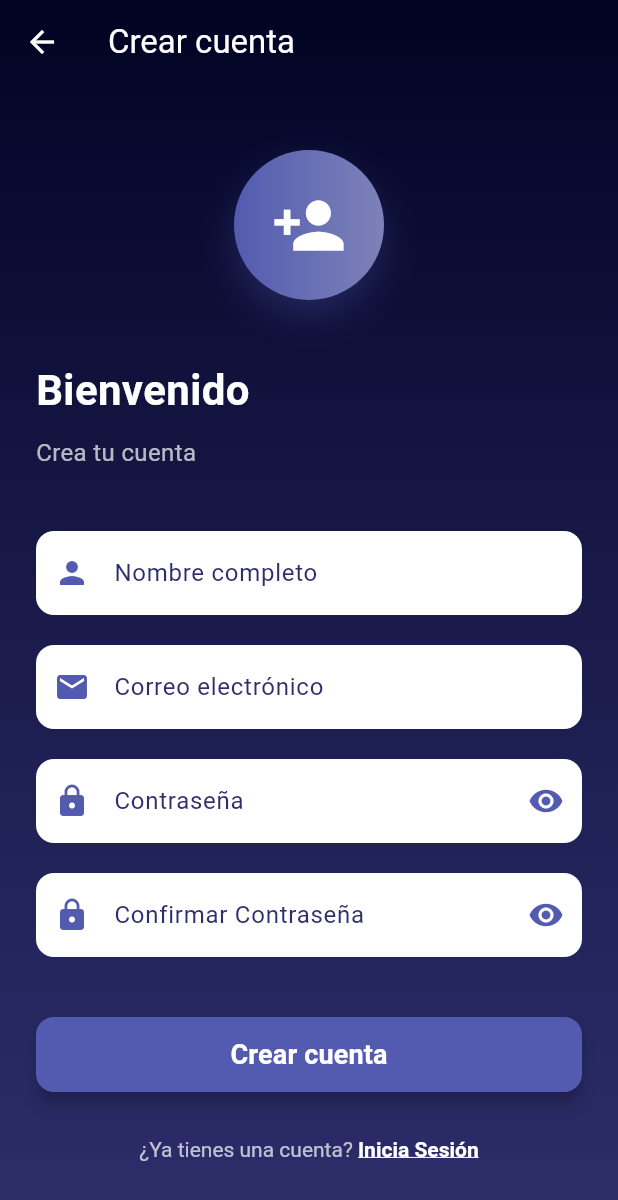
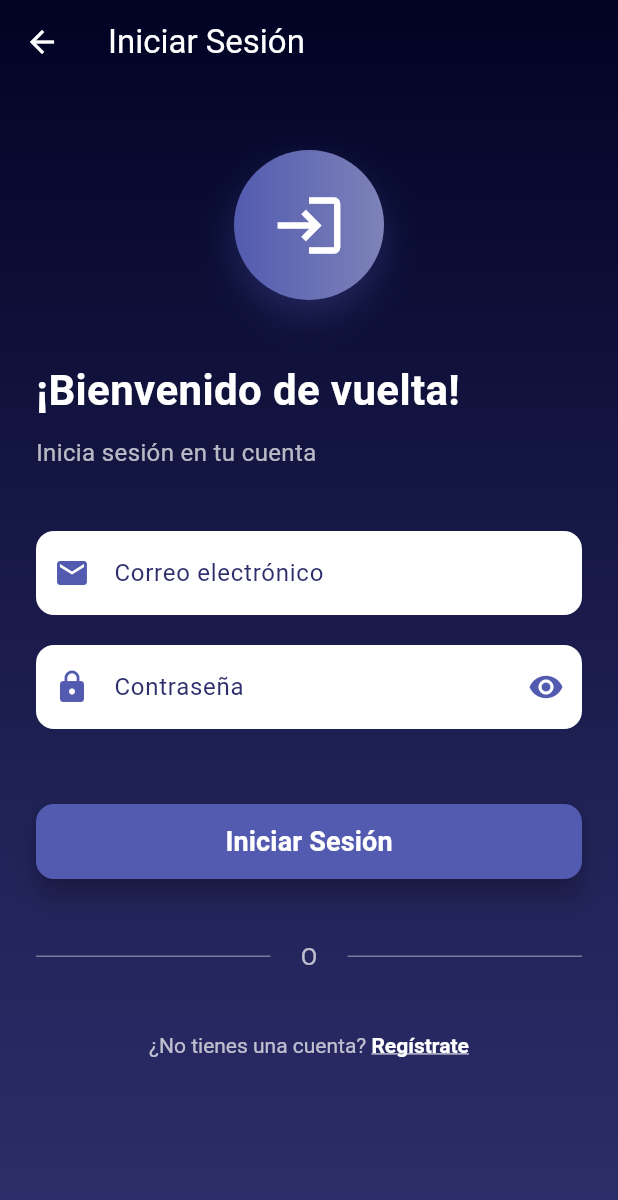
Before and after one commit to Otrebor280971/Nexo, a Flutter app: the screen it shows after launch, after a tap on "Soy Padre/Madre", on a phone screen of 412 x 824 dp. Shown: the top 1200 px of the screen. Run offline on Flutter 3.47's test engine with Material 3 defaults, Android fonts, the phone set to English and light mode, and no system bars; missing offline and left inert: bcrypt.

Commit message:
login y orden de inicio de sesion o registro

```diff
--- /dev/null
+++ b/lib/login.dart
@@ -0,0 +1,385 @@
+// parent_login_screen.dart
+import 'package:flutter/material.dart';
+// import 'package:bcrypt/bcrypt.dart';
+
+
+class ParentLoginScreen extends StatefulWidget {
+  @override
+  _ParentLoginScreenState createState() => _ParentLoginScreenState();
+}
+
+class _ParentLoginScreenState extends State<ParentLoginScreen> {
+  final _formKey = GlobalKey<FormState>();
+  final _emailController = TextEditingController();
+  final _passwordController = TextEditingController();
+  bool _obscurePassword = true;
+  bool _isLoading = false;
+  // bool _rememberMe = false;
+
+  @override
+  void dispose() {
+    _emailController.dispose();
+    _passwordController.dispose();
+    super.dispose();
+  }
+
+  // Función para verificar la contraseña hasheada
+  // bool _verifyPassword(String password, String hashedPassword) {
+  //   return BCrypt.checkpw(password, hashedPassword);
+  // }
+
+  Future<void> _login() async {
+    if (_formKey.currentState!.validate()) {
+      setState(() => _isLoading = true);
+
+      final email = _emailController.text;
+      final password = _passwordController.text;
+
+      print("Email: $email");
+      print("Contraseña ingresada: $password");
+
+      // Simular proceso de login
+      await Future.delayed(Duration(seconds: 2));
+
+      setState(() => _isLoading = false);
+
+      // Simular login exitoso
+      ScaffoldMessenger.of(context).showSnackBar(
+        SnackBar(
+          content: Text('Iniciando sesión...'),
+          backgroundColor: Colors.green,
+        ),
+      );
+
+      // Aquí navegarías a la pantalla principal
+      // Navigator.pushReplacementNamed(context, '/home');
+    }
+  }
+
+  // Future<void> _forgotPassword() async {
+  //   if (_emailController.text.isEmpty) {
+  //     ScaffoldMessenger.of(context).showSnackBar(
+  //       SnackBar(
+  //         content: Text('Por favor ingresa tu correo electrónico'),
+  //         backgroundColor: Colors.orange,
+  //       ),
+  //     );
+  //     return;
+  //   }
+
+  //   ScaffoldMessenger.of(context).showSnackBar(
+  //     SnackBar(
+  //       content: Text('Instrucciones enviadas a ${_emailController.text}'),
+  //       backgroundColor: Colors.blue,
+  //     ),
+  //   );
+  // }
+
+  @override
+  Widget build(BuildContext context) {
+    return Scaffold(
+      body: Container(
+        decoration: BoxDecoration(
+          gradient: LinearGradient(
+            begin: Alignment.topCenter,
+            end: Alignment.bottomCenter,
+            colors: [
+              Color(0xFF010324), // Azul oscuro
+              Color(0xFF1a1b4b), // Azul medio
+              Color(0xFF2d2e6b), // Azul más claro
+            ],
+          ),
+        ),
+        child: Scaffold(
+          backgroundColor: Colors.transparent,
+          appBar: AppBar(
+            backgroundColor: Colors.transparent,
+            elevation: 0,
+            iconTheme: IconThemeData(color: Colors.white),
+            title: Text(
+              'Iniciar Sesión',
+              style: TextStyle(color: Colors.white),
+            ),
+          ),
+          body: SingleChildScrollView(
+            padding: EdgeInsets.all(24.0),
+            child: Form(
+              key: _formKey,
+              child: Column(
+                crossAxisAlignment: CrossAxisAlignment.start,
+                children: [
+                  SizedBox(height: 20),
+
+                  // Icono de login
+                  Center(
+                    child: Container(
+                      width: 100,
+                      height: 100,
+                      decoration: BoxDecoration(
+                        gradient: LinearGradient(
+                          colors: [Color(0xFF535BB0), Color(0xFF7D82B8)],
+                        ),
+                        borderRadius: BorderRadius.circular(50),
+                        boxShadow: [
+                          BoxShadow(
+                            color: Color(0xFF535BB0).withOpacity(0.3),
+                            blurRadius: 20,
+                            offset: Offset(0, 10),
+                          ),
+                        ],
+                      ),
+                      child: Icon(
+                        Icons.login,
+                        size: 50,
+                        color: Colors.white,
+                      ),
+                    ),
+                  ),
+                  SizedBox(height: 40),
+
+                  // Títulos
+                  Text(
+                    '¡Bienvenido de vuelta!',
+                    style: TextStyle(
+                      fontSize: 28,
+                      fontWeight: FontWeight.bold,
+                      color: Colors.white,
+                    ),
+                  ),
+
+                  SizedBox(height: 10),
+
+                  Text(
+                    'Inicia sesión en tu cuenta',
+                    style: TextStyle(
+                      fontSize: 16,
+                      color: Colors.white70,
+                      height: 1.5,
+                    ),
+                  ),
+
+                  SizedBox(height: 40),
+
+                  // Campo de correo electrónico
+                  TextFormField(
+                    controller: _emailController,
+                    keyboardType: TextInputType.emailAddress,
+                    decoration: InputDecoration(
+                      labelText: 'Correo electrónico',
+                      prefixIcon: Icon(Icons.email, color: Color(0xFF535BB0)),
+                      filled: true,
+                      fillColor: Colors.white,
+                      border: OutlineInputBorder(
+                        borderRadius: BorderRadius.circular(12),
+                        borderSide: BorderSide.none,
+                      ),
+                      labelStyle: TextStyle(color: Color(0xFF2d2e6b)),
+                    ),
+                    validator: (value) {
+                      if (value == null || value.isEmpty) {
+                        return 'Por favor ingresa tu correo electrónico';
+                      }
+                      if (!RegExp(r'^[^@]+@[^@]+\.[^@]+').hasMatch(value)) {
+                        return 'Por favor ingresa un correo válido';
+                      }
+                      return null;
+                    },
+                  ),
+                  SizedBox(height: 20),
+
+                  // Campo de contraseña
+                  TextFormField(
+                    controller: _passwordController,
+                    obscureText: _obscurePassword,
+                    decoration: InputDecoration(
+                      labelText: 'Contraseña',
+                      prefixIcon: Icon(Icons.lock, color: Color(0xFF535BB0)),
+                      suffixIcon: IconButton(
+                        icon: Icon(
+                          _obscurePassword ? Icons.visibility : Icons.visibility_off,
+                          color: Color(0xFF535BB0),
+                        ),
+                        onPressed: () {
+                          setState(() {
+                            _obscurePassword = !_obscurePassword;
+                          });
+                        },
+                      ),
+                      filled: true,
+                      fillColor: Colors.white,
+                      border: OutlineInputBorder(
+                        borderRadius: BorderRadius.circular(12),
+                        borderSide: BorderSide.none,
+                      ),
+                      labelStyle: TextStyle(color: Color(0xFF2d2e6b)),
+                    ),
+                    validator: (value) {
+                      if (value == null || value.isEmpty) {
+                        return 'Por favor ingresa tu contraseña';
+                      }
+                      return null;
+                    },
+                  ),
+                  SizedBox(height: 20),
+
+                  // Recordarme y ¿Olvidaste tu contraseña?
+                  // Row(
+                  //   mainAxisAlignment: MainAxisAlignment.spaceBetween,
+                  //   children: [
+                  //     Row(
+                  //       children: [
+                  //         Checkbox(
+                  //           value: _rememberMe,
+                  //           onChanged: (value) {
+                  //             setState(() {
+                  //               _rememberMe = value ?? false;
+                  //             });
+                  //           },
+                  //           activeColor: Color(0xFF535BB0),
+                  //           checkColor: Colors.white,
+                  //         ),
+                  //         Text(
+                  //           'Recordarme',
+                  //           style: TextStyle(color: Colors.white70),
+                  //         ),
+                  //       ],
+                  //     ),
+                  //     GestureDetector(
+                  //       onTap: _forgotPassword,
+                  //       child: Text(
+                  //         '¿Olvidaste tu contraseña?',
+                  //         style: TextStyle(
+                  //           color: Colors.white,
+                  //           fontWeight: FontWeight.bold,
+                  //           decoration: TextDecoration.underline,
+                  //         ),
+                  //       ),
+                  //     ),
+                  //   ],
+                  // ),
+                  SizedBox(height: 30),
+
+                  // Botón de iniciar sesión
+                  SizedBox(
+                    width: double.infinity,
+                    height: 50,
+                    child: ElevatedButton(
+                      onPressed: _isLoading ? null : _login,
+                      style: ElevatedButton.styleFrom(
+                        backgroundColor: Color(0xFF535BB0),
+                        shape: RoundedRectangleBorder(
+                          borderRadius: BorderRadius.circular(12),
+                        ),
+                        elevation: 7,
+                      ),
+                      child: _isLoading
+                          ? CircularProgressIndicator(
+                              color: Colors.white,
+                              strokeWidth: 2,
+                            )
+                          : Text(
+                              'Iniciar Sesión',
+                              style: TextStyle(
+                                fontSize: 18,
+                                fontWeight: FontWeight.bold,
+                                color: Colors.white,
+                              ),
+                            ),
+                    ),
+                  ),
+                  SizedBox(height: 40),
+
+                  // Divisor "O"
+                  Row(
+                    children: [
+                      Expanded(
+                        child: Divider(
+                          thickness: 1,
+                          color: Colors.white38,
+                        ),
+                      ),
+                      Padding(
+                        padding: EdgeInsets.symmetric(horizontal: 20),
+                        child: Text(
+                          'O',
+                          style: TextStyle(
+                            color: Colors.white70,
+                            fontSize: 16,
+                          ),
+                        ),
+                      ),
+                      Expanded(
+                        child: Divider(
+                          thickness: 1,
+                          color: Colors.white38,
+                        ),
+                      ),
+                    ],
+                  ),
+                  SizedBox(height: 30),
+
+                  // Botón de Google (opcional)
+                  // SizedBox(
+                  //   width: double.infinity,
+                  //   height: 50,
+                  //   child: OutlinedButton.icon(
+                  //     onPressed: () {
+                  //       ScaffoldMessenger.of(context).showSnackBar(
+                  //         SnackBar(
+                  //           content: Text('Inicio con Google - en desarrollo'),
+                  //           backgroundColor: Colors.orange,
+                  //         ),
+                  //       );
+                  //     },
+                  //     icon: Icon(Icons.g_mobiledata, color: Colors.white, size: 24),
+                  //     label: Text(
+                  //       'Continuar con Google',
+                  //       style: TextStyle(
+                  //         fontSize: 16,
+                  //         color: Colors.white,
+                  //       ),
+                  //     ),
+                  //     style: OutlinedButton.styleFrom(
+                  //       side: BorderSide(color: Colors.white38),
+                  //       shape: RoundedRectangleBorder(
+                  //         borderRadius: BorderRadius.circular(12),
+                  //       ),
+                  //     ),
+                  //   ),
+                  // ),
+                  SizedBox(height: 10),
+
+                  // ¿No tienes cuenta? Regístrate
+                  Center(
+                    child: GestureDetector(
+                      onTap: () {
+                        Navigator.pushNamed(context, '/parent-register');
+                      },
+                      child: RichText(
+                        text: TextSpan(
+                          text: '¿No tienes una cuenta? ',
+                          style: TextStyle(color: Colors.white70),
+                          children: [
+                            TextSpan(
+                              text: 'Regístrate',
+                              style: TextStyle(
+                                color: Colors.white,
+                                fontWeight: FontWeight.bold,
+                                decoration: TextDecoration.underline,
+                              ),
+                            ),
+                          ],
+                        ),
+                      ),
+                    ),
+                  ),
+                  SizedBox(height: 20),
+                ],
+              ),
+            ),
+          ),
+        ),
+      ),
+    );
+  }
+}
--- a/lib/main.dart
+++ b/lib/main.dart
@@ -1,5 +1,7 @@
 import 'package:flutter/material.dart';
 import 'package:bcrypt/bcrypt.dart';
+import 'login.dart'; // AGREGAR ESTA LÍNEA
+
 
 void main() {
   runApp(NexoApp());
@@ -19,6 +21,8 @@ class NexoApp extends StatelessWidget {
         '/user-type': (context) => UserTypeScreen(),
         '/child-code': (context) => ChildCodeScreen(),
         '/parent-register': (context) => ParentRegisterScreen(),
+        '/parent-login': (context) => ParentLoginScreen(), // AGREGAR ESTA LÍNEA
+
       },
     );
   }
@@ -167,7 +171,7 @@ class UserTypeScreen extends StatelessWidget {
                 // Botón Padre/Madre
                 GestureDetector(
                   onTap: () {
-                    Navigator.pushNamed(context, '/parent-register');
+                    Navigator.pushNamed(context, '/parent-login'); // CAMBIAR ESTA LÍNEA
                   },
                   child: Container(
                     width: double.infinity,
@@ -561,6 +565,7 @@ class _ParentRegisterScreenState extends State<ParentRegisterScreen> {
                 Center(
                   child:GestureDetector(
                     onTap:(){
+                      Navigator.pushNamed(context, '/parent-login');
                       ScaffoldMessenger.of(context).showSnackBar(
                         SnackBar(
                           content: Text(' Pantalla de login - en desarrollo'),
@@ -573,11 +578,13 @@ class _ParentRegisterScreenState extends State<ParentRegisterScreen> {
                         style: TextStyle(color: Colors.white70),
                         children: [
                             TextSpan(
-                              text: 'Inicia Sesión',
+                              text: 'Inicia sesión',
                               style: TextStyle(
                                 color:Colors.white,
                                 fontWeight: FontWeight.bold,
-                                decoration: TextDecoration.underline
+                                decoration: TextDecoration.underline,
+                                decorationColor: Colors.white,
+                                decorationThickness: 2,
                               ),
                             ),
                           ],
```
